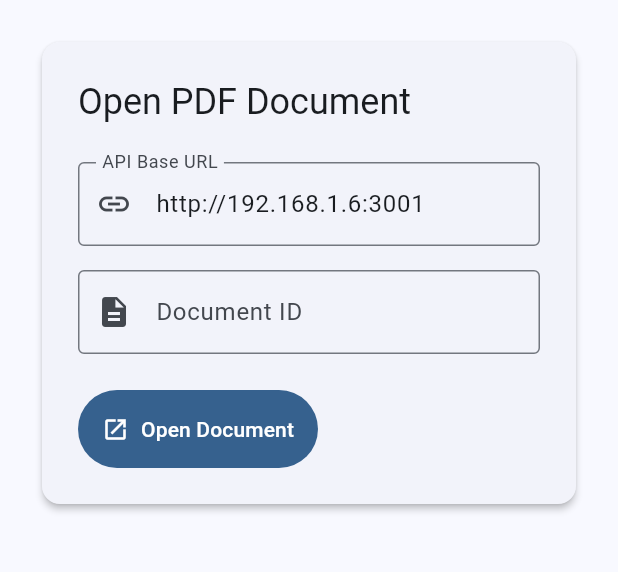
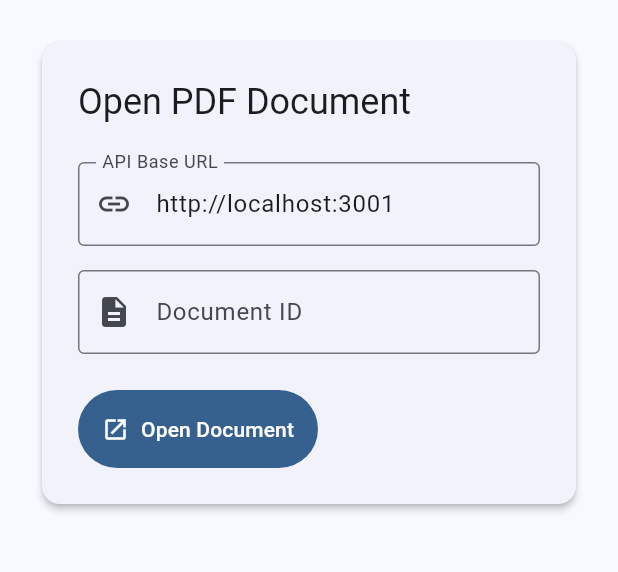
Before and after one commit to alvinow/pdf_image_viewer, a Flutter app: the screen it shows after launch, on a phone screen of 412 x 824 dp, the part 84-656 px from its top. Run offline on Flutter 3.47's test engine with Material 3 defaults, Android fonts, the phone set to English and light mode, and no system bars; missing offline and left inert: dart:html.

Commit message:
first commit

```diff
--- a/lib/appconfig.dart
+++ b/lib/appconfig.dart
@@ -1,3 +1,3 @@
 class AppConfig{
-  static const String baseUrl="http://192.168.1.6:3001";
+  static const String baseUrl="http://localhost:3001";
 }
```
